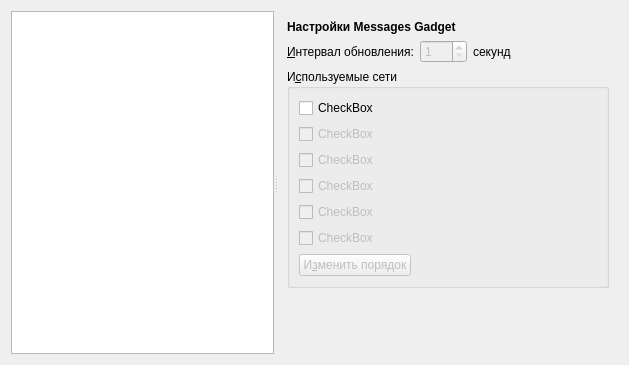
Above: settingswidget.ui from yoavfrancis/joly before the change. Below: the same form after it.
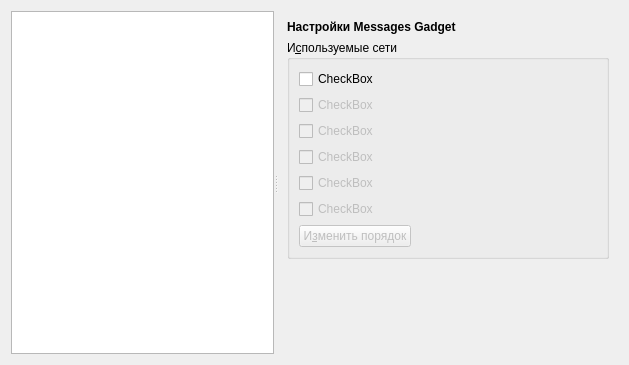
That is the form after the change. The open tabs and pages were chosen to show the change.

The edit to the form file:
```diff
--- a/settingswidget.ui
+++ b/settingswidget.ui
@@ -165,53 +165,6 @@
           </property>
          </widget>
         </item>
-        <item>
-         <layout class="QHBoxLayout" name="horizontalLayout_2">
-          <item>
-           <widget class="QLabel" name="label">
-            <property name="text">
-             <string>&amp;Интервал обновления:</string>
-            </property>
-            <property name="buddy">
-             <cstring>secondsSpinBox</cstring>
-            </property>
-           </widget>
-          </item>
-          <item>
-           <widget class="QSpinBox" name="secondsSpinBox">
-            <property name="enabled">
-             <bool>false</bool>
-            </property>
-            <property name="minimum">
-             <number>1</number>
-            </property>
-            <property name="maximum">
-             <number>600</number>
-            </property>
-           </widget>
-          </item>
-          <item>
-           <widget class="QLabel" name="label_2">
-            <property name="text">
-             <string extracomment="&quot;Интервал обновления: NUM секунд&quot;">секунд</string>
-            </property>
-           </widget>
-          </item>
-          <item>
-           <spacer name="horizontalSpacer">
-            <property name="orientation">
-             <enum>Qt::Horizontal</enum>
-            </property>
-            <property name="sizeHint" stdset="0">
-             <size>
-              <width>40</width>
-              <height>20</height>
-             </size>
-            </property>
-           </spacer>
-          </item>
-         </layout>
-        </item>
         <item>
          <widget class="QGroupBox" name="groupBox_2">
           <property name="title">
```
Left out of the diff: 31 changed lines with no effect on the pictures.
